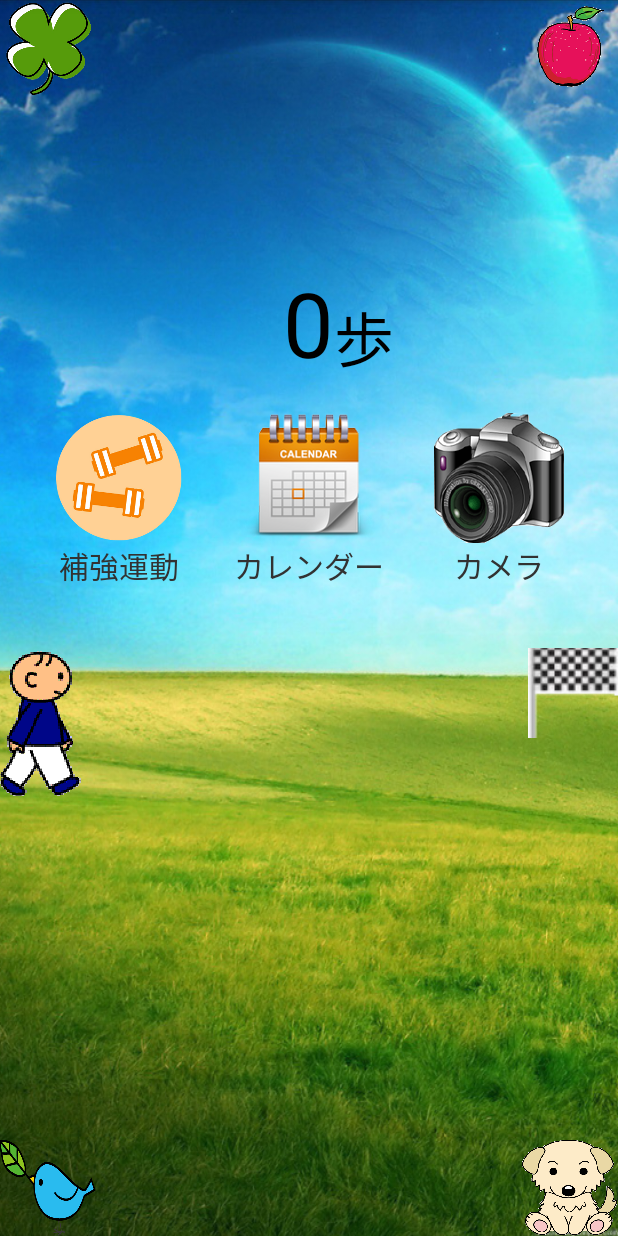
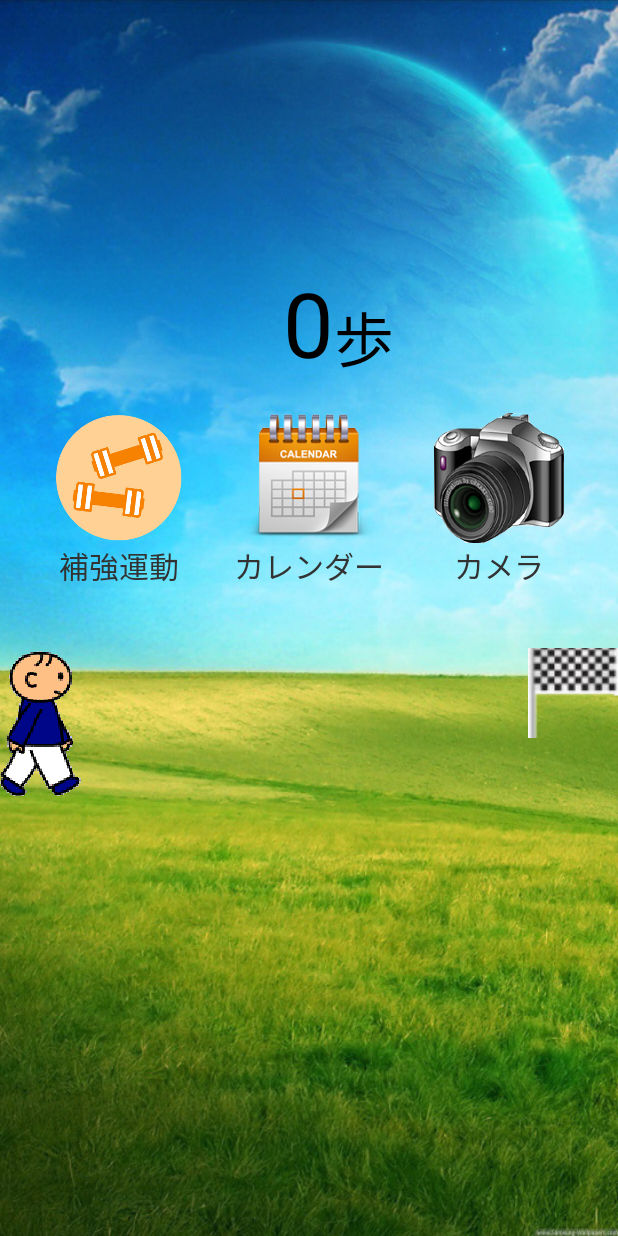
Before and after one commit to takoika0601/HealthCareManagement, an Android app: the screen it shows after launch (MainActivity), on a phone screen of 412 x 824 dp. Run offline under Robolectric (Android 15) with nearby library versions, the light colour scheme and no system bars; pictures from the network do not load; 1 statement that could not run was skipped.

Commit message:
各種エラーの修正

```diff
--- a/app/src/main/java/jp/co/akiguchilab/healthcaremanagement/camera/CameraActivity.java
+++ b/app/src/main/java/jp/co/akiguchilab/healthcaremanagement/camera/CameraActivity.java
@@ -137,6 +137,8 @@ public class CameraActivity extends Activity implements View.OnClickListener {
                 imageView.setImageBitmap(img);
             } catch (FileNotFoundException e) {
                 Log.d(TAG, "foooo");
+            } catch (NullPointerException e) {
+                Log.d(TAG, "No Select");
             }
         }
     }
--- a/app/src/main/java/jp/co/akiguchilab/healthcaremanagement/training/TrainingActivity.java
+++ b/app/src/main/java/jp/co/akiguchilab/healthcaremanagement/training/TrainingActivity.java
@@ -111,8 +111,9 @@ public class TrainingActivity extends Activity implements View.OnClickListener {
     @Override
     protected void onResume() {
         super.onResume();
+
+        readTraining();
         registerForContextMenu(mListView);
-        readTraining();
     }
 
     @Override
--- a/app/src/main/java/jp/co/akiguchilab/healthcaremanagement/training/TrainingSetting.java
+++ b/app/src/main/java/jp/co/akiguchilab/healthcaremanagement/training/TrainingSetting.java
@@ -38,6 +38,7 @@ public class TrainingSetting extends Activity implements View.OnClickListener {
                 intent.putExtra("subtitle", "目標回数");
                 intent.putExtra("counter", "回");
                 startActivity(intent);
+                break;
             case R.id.add:
                 intent.setClass(this, GA.class);
                 intent.putExtra("linage", getIntent().getIntExtra("linage", 0));
--- a/app/src/main/res/layout/activity_main.xml
+++ b/app/src/main/res/layout/activity_main.xml
@@ -3,47 +3,6 @@
                 android:layout_width="match_parent"
                 android:layout_height="match_parent"
                 android:background="@drawable/kabe">
-
-    <RelativeLayout
-        android:id="@+id/cornerLayout"
-        android:layout_width="wrap_content"
-        android:layout_height="wrap_content"
-        android:layout_alignParentTop="true">
-
-        <ImageButton
-            android:id="@+id/clover"
-            android:layout_width="wrap_content"
-            android:layout_height="wrap_content"
-            android:layout_alignParentLeft="true"
-            android:background="#00000000"
-            android:src="@drawable/clover"/>
-
-        <ImageButton
-            android:id="@+id/apple"
-            android:layout_width="wrap_content"
-            android:layout_height="wrap_content"
-            android:layout_alignParentRight="true"
-            android:background="#00000000"
-            android:src="@drawable/apple"/>
-
-        <ImageButton
-            android:id="@+id/dog"
-            android:layout_width="wrap_content"
-            android:layout_height="wrap_content"
-            android:layout_alignParentBottom="true"
-            android:layout_alignParentRight="true"
-            android:background="#00000000"
-            android:src="@drawable/dog"/>
-
-        <ImageButton
-            android:id="@+id/bard"
-            android:layout_width="wrap_content"
-            android:layout_height="wrap_content"
-            android:layout_alignParentBottom="true"
-            android:layout_alignParentLeft="true"
-            android:background="#00ffffff"
-            android:src="@drawable/bard"/>
-    </RelativeLayout>
 
     <LinearLayout
         android:id="@+id/centerInParentLayout"
@@ -57,8 +16,8 @@
         android:layout_width="match_parent"
         android:layout_height="wrap_content"
         android:layout_above="@id/centerInParentLayout"
-        android:layout_marginTop="20dp"
-        android:layout_marginBottom="20dp">
+        android:layout_marginBottom="20dp"
+        android:layout_marginTop="20dp">
 
         <ImageButton
             android:id="@+id/main_calendar"
```
Also changed, not shown: app/src/main/java/jp/co/akiguchilab/healthcaremanagement/MainActivity.java (+14 -7 lines), app/src/main/java/jp/co/akiguchilab/healthcaremanagement/service/CountService.java (+13 -5 lines).
